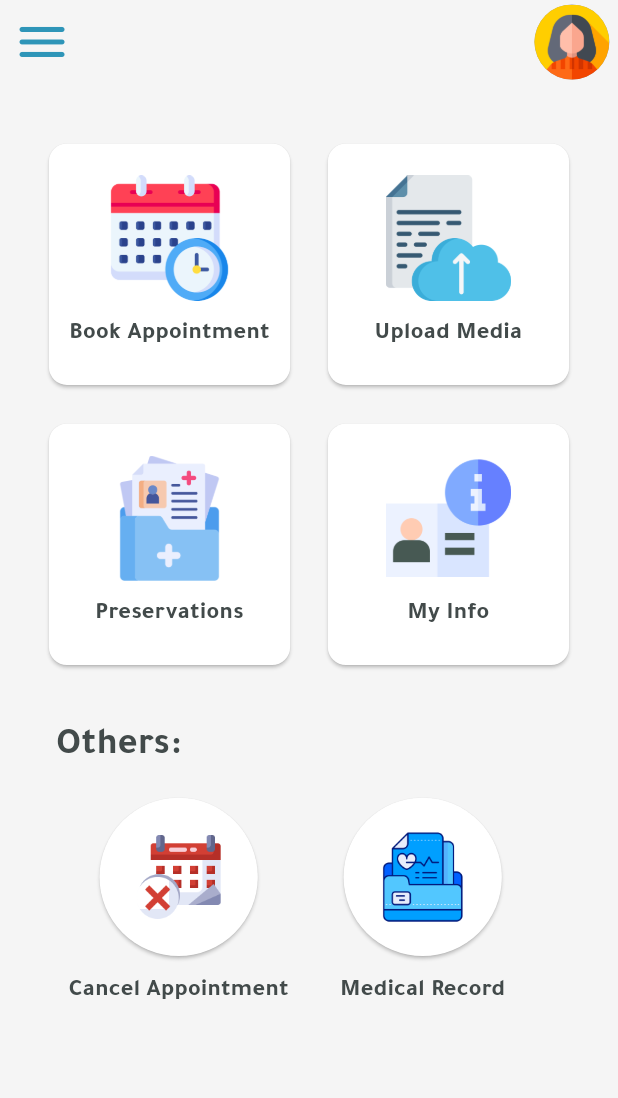
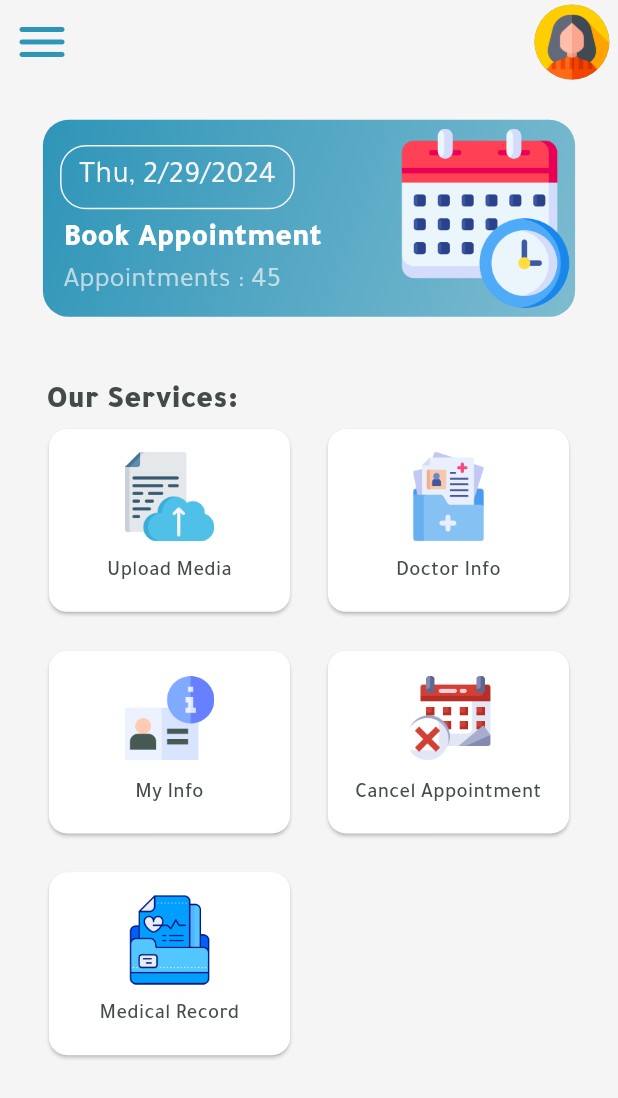
Before and after one commit to ahmednabil0/cli_tech, a Flutter app: the HomePage screen opened directly, on a phone screen of 412 x 824 dp. Shown: the top 1098 px of the screen. Run offline on Flutter 3.47's test engine with Material 3 defaults, Android fonts, the phone set to English and light mode, and no system bars; our stand-ins replace animated_custom_dropdown, animated_splash_screen, dio, easy_date_timeline, equatable, flutter_bloc and 8 more; missing offline and left inert: qr_code_scanner; accounts and stored records are empty; project files that could hold a hidden picture were left out.

Commit message:
ahmed finish tasks
today 2024/02/29

```diff
--- a/lib/core/constants/app_const.dart
+++ b/lib/core/constants/app_const.dart
@@ -12,6 +12,7 @@ class AppConstants {
   static const String patientInfo = 'assets/images/patients/info.png';
   static const String medicalRecord = 'assets/images/patients/records.png';
   static const String preservation = 'assets/images/patients/preserv.png';
+  static const String map = 'assets/images/map.jpeg';
 
   static const String login = 'assets/svg/login.svg';
   static const String signUp = 'assets/svg/sign_up.svg';
--- a/lib/core/routes/navigate.dart
+++ b/lib/core/routes/navigate.dart
@@ -13,3 +13,7 @@ navigateReplace({required context, required String route, dynamic args}) {
     arguments: args,
   );
 }
+
+navigatePop({required context}) {
+  Navigator.of(context).pop();
+}
--- a/lib/core/services/services_locator.dart
+++ b/lib/core/services/services_locator.dart
@@ -4,6 +4,7 @@ import 'package:gradution_project/core/db/api/api_consumer.dart';
 import 'package:gradution_project/core/db/api/dio_consumer.dart';
 import 'package:gradution_project/features/auth/view_model/login_cubit/login_cubit_cubit.dart';
 import 'package:gradution_project/features/auth/view_model/sign_up_cubit/sign_up_cubit.dart';
+import 'package:gradution_project/features/patient/appointments/view_model/cubit/appointment_cubit.dart';
 import 'package:gradution_project/features/patient/home/view_model/cubit/home_cubit.dart';
 import '../app_bloc/app_bloc_cubit.dart';
 import '../db/cache/cache_helper.dart';
@@ -17,6 +18,7 @@ void initServiceLoactor() {
   sl.registerFactory(() => LoginCubit());
   sl.registerFactory(() => SignUpCubit());
   sl.registerFactory(() => HomeCubit());
+  sl.registerFactory(() => AppointmentCubit());
 
   //! project
   sl.registerLazySingleton<ApiConsumer>(() => DioConsumer(sl()));
--- a/lib/core/static_data/patient/patients_home_data.dart
+++ b/lib/core/static_data/patient/patients_home_data.dart
@@ -1,19 +1,17 @@
+import 'package:flutter/material.dart';
 import 'package:gradution_project/core/constants/app_const.dart';
+import 'package:gradution_project/core/routes/app_routes.dart';
+import 'package:gradution_project/core/routes/navigate.dart';
 
 List patientData = [
-  {
-    'ar': 'حجز موعد',
-    'en': 'Book Appointment',
-    'image': AppConstants.bookAppointment,
-  },
   {
     'ar': 'رفع الوسائط',
     'en': 'Upload Media',
     'image': AppConstants.uploadMedia,
   },
   {
-    'ar': 'روشتاتي',
-    'en': 'Preservations',
+    'ar': 'معلومات الطبيب',
+    'en': 'Doctor Info',
     'image': AppConstants.preservation,
   },
   {
@@ -21,9 +19,6 @@ List patientData = [
     'en': 'My Info',
     'image': AppConstants.patientInfo,
   },
-];
-
-List otherPatientData = [
   {
     'ar': 'الغاء موعد',
     'en': 'Cancel Appointment',
@@ -35,3 +30,10 @@ List otherPatientData = [
     'image': AppConstants.medicalRecord,
   },
 ];
+
+Map otherPatientData = {
+  'ar': 'حجز موعد',
+  'en': 'Book Appointment',
+  'image': AppConstants.bookAppointment,
+  'page': Routes.bookAppointmentPage
+};
--- a/lib/core/widgets/tff.dart
+++ b/lib/core/widgets/tff.dart
@@ -41,7 +41,7 @@ class MyCustomTextField extends StatelessWidget {
         controller: controller,
         style: TextStyle(
             color: color ?? Colors.black,
-            fontSize: AppConstants.mediumText,
+            fontSize: AppConstants.mediumText - 1.5,
             fontWeight: FontWeight.w500),
         obscureText: isTextObscured ?? false,
         cursorColor: color ?? Colors.black,
--- /dev/null
+++ b/lib/features/patient/appointments/view_model/cubit/appointment_cubit.dart
@@ -0,0 +1,77 @@
+import 'package:flutter_bloc/flutter_bloc.dart';
+import 'package:gradution_project/features/patient/appointments/view_model/cubit/appointment_state.dart';
+
+class AppointmentCubit extends Cubit<AppointmentState> {
+  AppointmentCubit() : super(AppointmentInitial());
+
+  // vars
+  List<DateTime> disabledDates = [];
+
+  DateTime currentDate = DateTime.now();
+  List<String> availableHours = [
+    " 2.00 PM ",
+    " 2.30 PM ",
+    " 3.00 PM ",
+    " 3.30 PM ",
+    " 4.00 PM ",
+    " 4.30 PM ",
+    " 5.00 PM ",
+    " 5.30 PM ",
+    " 6.00 PM ",
+    " 6.30 PM ",
+    " 7.00 PM ",
+    " 7.30 PM ",
+    " 8.00 PM ",
+  ];
+  String? selectedHours;
+
+// functions
+
+  bool isDisabledDate(DateTime date) {
+    return date.weekday == DateTime.friday || date.weekday == DateTime.thursday;
+  }
+
+  List<DateTime> getDatesInMonth(int year, int month) {
+    List<DateTime> dates = [];
+    DateTime startDate = DateTime(year, month, 1);
+    DateTime endDate = DateTime(year, month + 1, 0);
+
+    for (int i = 0; i < endDate.day; i++) {
+      DateTime date = startDate.add(Duration(days: i));
+      dates.add(date);
+    }
+
+    return dates;
+  }
+
+  init() {
+    int currentYear = currentDate.year;
+    int currentMonth = currentDate.month;
+
+    List<DateTime> allDatesInMonth = getDatesInMonth(currentYear, currentMonth);
+
+    for (DateTime date in allDatesInMonth) {
+      if (isDisabledDate(date)) {
+        disabledDates.add(date);
+      }
+    }
+  }
+
+  //
+  selectHour(String hour) {
+    if (hour == selectedHours) {
+      selectedHours = null;
+
+      emit(
+        RemoveHourState(),
+      );
+    } else {
+      selectedHours = null;
+      selectedHours = hour;
+
+      emit(
+        UpdateHourState(),
+      );
+    }
+  }
+}
--- a/lib/features/patient/home/view/screens/home_screen.dart
+++ b/lib/features/patient/home/view/screens/home_screen.dart
@@ -3,6 +3,7 @@ import 'package:flutter_screenutil/flutter_screenutil.dart';
 import 'package:gradution_project/core/constants/app_colors.dart';
 import 'package:gradution_project/core/constants/app_const.dart';
 import 'package:gradution_project/core/db/cache/cache_helper.dart';
+import 'package:gradution_project/core/routes/navigate.dart';
 import 'package:gradution_project/core/services/services_locator.dart';
 import 'package:gradution_project/core/static_data/patient/patients_home_data.dart';
 import 'package:gradution_project/core/widgets/images/custom_image.dart';
@@ -10,6 +11,7 @@ import 'package:gradution_project/core/widgets/images/profile_image.dart';
 import 'package:gradution_project/core/widgets/sized_box.dart';
 import 'package:gradution_project/core/widgets/space.dart';
 import 'package:gradution_project/core/widgets/text.dart';
+import 'package:jiffy/jiffy.dart';
 
 class HomePage extends StatelessWidget {
   const HomePage({super.key});
@@ -19,25 +21,120 @@ class HomePage extends StatelessWidget {
     return Scaffold(
       appBar: _buildAppBar(),
       body: Background(
-        child: SingleChildScrollView(
         child: Column(
           children: [
             HSizedBox(
-                he: 30.h,
+              he: 20.h,
             ),
-              SizedBox(
-                height: 305.h,
+            InkWell(
+              onTap: () {
+                navigate(
+                  context: context,
+                  route: otherPatientData['page'],
+                );
+              },
+              child: Container(
+                height: 110.h,
+                decoration: BoxDecoration(
+                  color: AppColors.scColor,
+                  borderRadius: BorderRadius.circular(
+                    15.r,
+                  ),
+                  gradient: LinearGradient(
+                    colors: [
+                      AppColors.scColor,
+                      AppColors.scColor.withOpacity(0.6),
+                    ],
+                    begin: Alignment.topLeft,
+                    end: Alignment.bottomRight,
+                  ),
+                ),
+                child: Row(
+                  children: [
+                    Column(
+                      mainAxisAlignment: MainAxisAlignment.center,
+                      crossAxisAlignment: CrossAxisAlignment.start,
+                      children: [
+                        Container(
+                          margin: EdgeInsets.symmetric(
+                            horizontal: 10.w,
+                            vertical: 5.h,
+                          ),
+                          padding: EdgeInsets.symmetric(
+                            horizontal: 10.w,
+                            vertical: 5.h,
+                          ),
+                          decoration: BoxDecoration(
+                              borderRadius: BorderRadius.circular(15.r),
+                              border: Border.all(
+                                color: AppColors.background,
+                              )),
+                          child: appText(
+                            txt: Jiffy.now().yMEd,
+                            size: AppConstants.largeText,
+                            fw: FontWeight.w400,
+                            color: AppColors.background,
+                          ),
+                        ),
+                        appText(
+                          pw: 12.w,
+                          txt: otherPatientData[
+                              sl<CacheHelper>().getCachedLanguage()],
+                          size: AppConstants.largeText,
+                          color: AppColors.whiteColor,
+                          fw: FontWeight.w800,
+                        ),
+                        appText(
+                          pw: 12.w,
+                          txt: "Appointments : 45",
+                          size: AppConstants.mediumText,
+                          color: AppColors.background.withOpacity(0.7),
+                          fw: FontWeight.w400,
+                        ),
+                        // appText(
+                        //   pw: 12.w,
+                        //   txt: 'Status: Opened',
+                        //   size: AppConstants.mediumText,
+                        //   color: AppColors.redColor.withOpacity(0.7),
+                        //   fw: FontWeight.w600,
+                        // ),
+                      ],
+                    ),
+                    const Spacer(),
+                    Image.asset(
+                      otherPatientData['image'],
+                      height: 100.h,
+                    )
+                  ],
+                ),
+              ),
+            ),
+            HSizedBox(
+              he: 35.h,
+            ),
+            Align(
+              alignment: AlignmentDirectional.centerStart,
+              child: appText(
+                // pw: 5.w,
+                txt: "Our Services: ",
+                size: AppConstants.largeText,
+                fw: FontWeight.w900,
+              ),
+            ),
+            Expanded(
               child: GridView.builder(
                 itemCount: patientData.length,
-                  physics: const NeverScrollableScrollPhysics(),
+                physics: const ClampingScrollPhysics(),
+                scrollDirection: Axis.vertical,
                 gridDelegate: SliverGridDelegateWithFixedCrossAxisCount(
                   crossAxisCount: 2,
-                    childAspectRatio: 1,
+                  childAspectRatio: 1.3,
                   crossAxisSpacing: 15.w,
                   mainAxisSpacing: 15.h,
                 ),
                 itemBuilder: (context, index) {
                   return Card(
+                    surfaceTintColor: AppColors.whiteColor,
                     color: AppColors.whiteColor,
                     child: Column(
                       mainAxisAlignment: MainAxisAlignment.center,
@@ -47,7 +144,7 @@ class HomePage extends StatelessWidget {
                           child: CustomImage(
                             imgPath: patientData[index]['image'],
                             // w: 50.w,
-                              h: 70.h,
+                            h: 50.h,
                             fit: BoxFit.cover,
                           ),
                         ),
@@ -56,8 +153,8 @@ class HomePage extends StatelessWidget {
                           pw: 5.w,
                           txt: patientData[index]
                               [sl<CacheHelper>().getCachedLanguage()],
-                            size: AppConstants.smallText,
-                            fw: FontWeight.w600,
+                          size: AppConstants.verySmallText,
+                          fw: FontWeight.w500,
                         )
                       ],
                     ),
@@ -65,65 +162,7 @@ class HomePage extends StatelessWidget {
                 },
               ),
             ),
-              HSizedBox(
-                he: 15.h,
-              ),
-              Align(
-                alignment: AlignmentDirectional.centerStart,
-                child: appText(
-                  ph: 5.h,
-                  pw: 5.w,
-                  // align: TextAlign.start,
-                  txt: "Others: ",
-                  size: AppConstants.ultraText,
-                  fw: FontWeight.w600,
-                ),
-              ),
-              HSizedBox(
-                he: 5.h,
-              ),
-              SizedBox(
-                height: 150.h,
-                child: ListView.builder(
-                  physics: const NeverScrollableScrollPhysics(),
-                  scrollDirection: Axis.horizontal,
-                  itemCount: otherPatientData.length,
-                  itemBuilder: (context, index) {
-                    return Column(
-                      children: [
-                        Card(
-                          shape: const CircleBorder(),
-                          color: AppColors.whiteColor,
-                          child: Column(
-                            mainAxisAlignment: MainAxisAlignment.center,
-                            children: [
-                              Padding(
-                                padding: EdgeInsets.all(20.w),
-                                child: CustomImage(
-                                  imgPath: otherPatientData[index]['image'],
-                                  // w: 50.w,
-                                  h: 50.h,
-                                  fit: BoxFit.cover,
-                                ),
-                              ),
           ],
-                          ),
-                        ),
-                        appText(
-                          ph: 7.w,
-                          pw: 15.w,
-                          txt: otherPatientData[index]
-                              [sl<CacheHelper>().getCachedLanguage()],
-                          size: AppConstants.smallText,
-                          fw: FontWeight.w600,
-                        )
-                      ],
-                    );
-                  },
-                ),
-              )
-            ],
-          ),
         ),
       ),
     );
--- a/pubspec.yaml
+++ b/pubspec.yaml
@@ -12,6 +12,7 @@ dependencies:
   cached_network_image: ^3.3.1
   dartz: ^0.10.1
   dio: ^5.4.1
+  easy_date_timeline: ^1.0.3
   equatable: ^2.0.5
   flutter:
     sdk: flutter
```
Also changed, not shown: lib/core/routes/app_routes.dart (+10 -0 lines), lib/features/patient/appointments/view/screens/make_appointment_page.dart (added, +223 -0 lines), lib/features/patient/appointments/view_model/cubit/appointment_state.dart (added, +23 -0 lines), assets/images/map.jpeg (added), pubspec.lock. Lines whose indentation alone changed are shown as unchanged.
